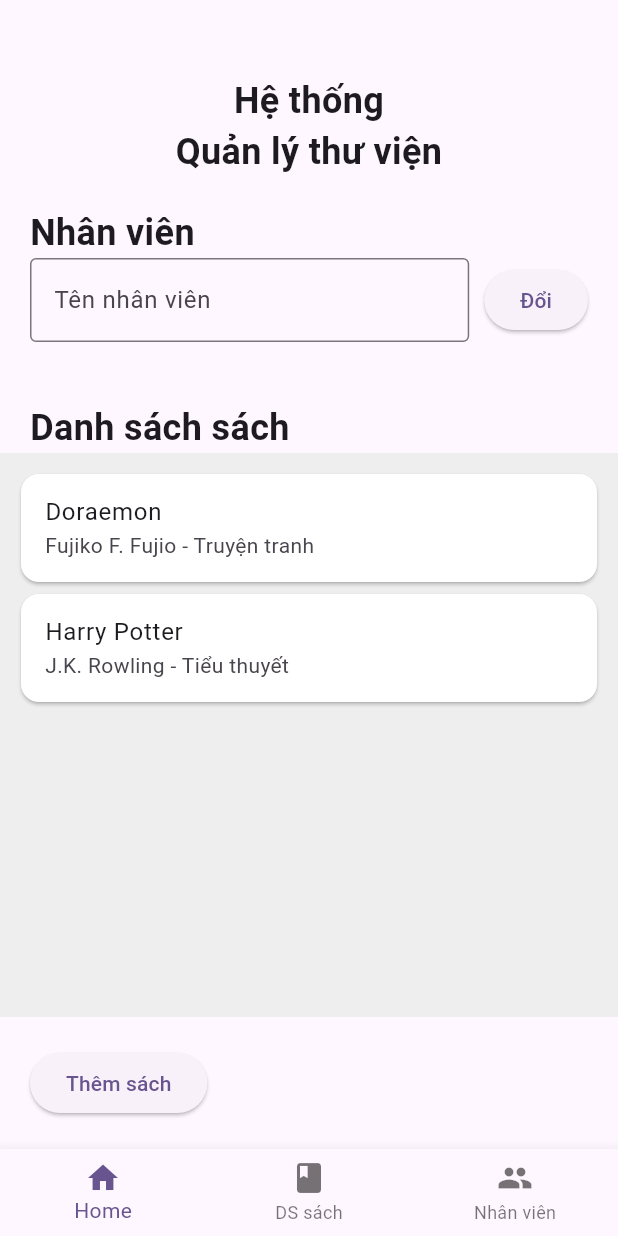
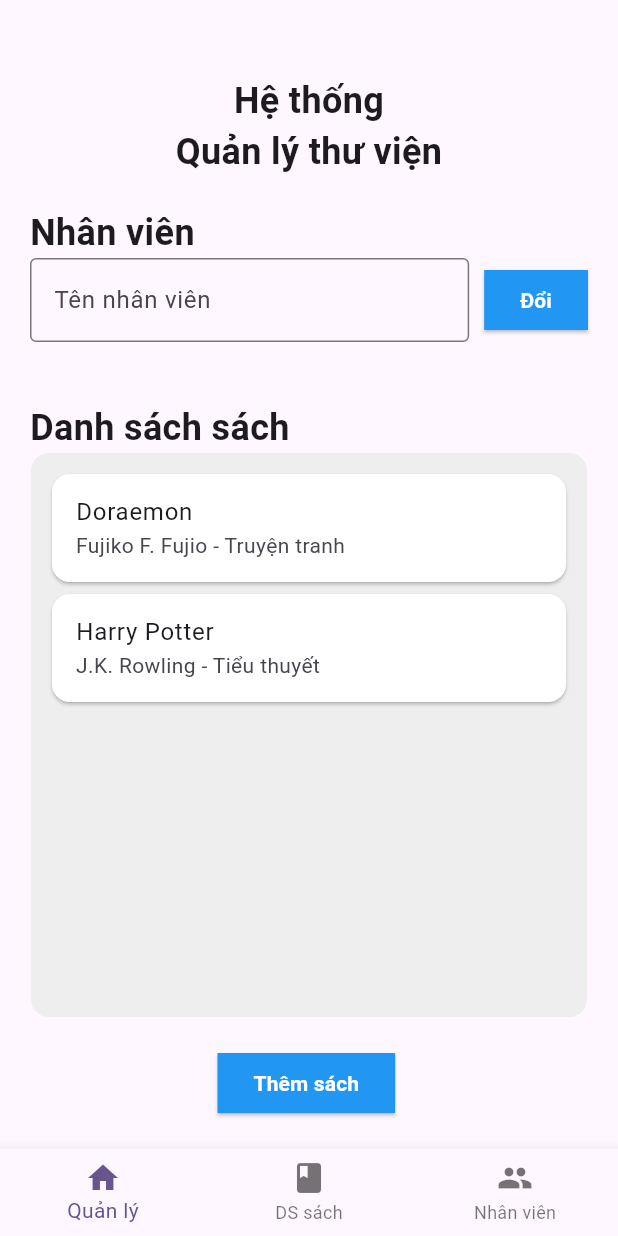
Before and after one commit to NguyenThanhhToan/LapTrinhMobile, a Flutter app: the ManageScreen screen opened directly, on a phone screen of 412 x 824 dp. Run offline on Flutter 3.47's test engine with Material 3 defaults, Android fonts, the phone set to English and light mode, and no system bars.

Commit message:
update: week2

```diff
--- a/lib/tuan2/veNha/view/manage.dart
+++ b/lib/tuan2/veNha/view/manage.dart
@@ -1,7 +1,7 @@
 // views.dart
 import 'package:flutter/material.dart';
-import 'view_book.dart';
-import 'view_employee.dart';
+import 'list_book.dart';
+import 'list_employee.dart';
 import '../models.dart';
 import '../view_model.dart';
 
@@ -47,8 +47,18 @@ class ManageScreen extends StatelessWidget {
                 ),
                 const SizedBox(width: 10),
                 ElevatedButton(
+                  style: ElevatedButton.styleFrom(
+                    backgroundColor: Colors.blue,
+                    shape: RoundedRectangleBorder(borderRadius: BorderRadius.zero),
+                  ),
                   onPressed: () {},
-                  child: const Text('Đổi'),
+                  child: const Text(
+                    'Đổi',
+                    style: TextStyle(
+                      fontWeight: FontWeight.bold,
+                      color: Colors.white,
+                    ),
+                  ),
                 ),
               ],
             ),
@@ -62,9 +72,14 @@ class ManageScreen extends StatelessWidget {
             ),
           ),
           Expanded(
+            child: Center(
               child: Container(
+                width: MediaQuery.of(context).size.width * 0.9,
                 padding: const EdgeInsets.all(10),
+                decoration: BoxDecoration(
                   color: Colors.grey[200],
+                  borderRadius: BorderRadius.circular(12),
+                ),
                 child: ListView.builder(
                   itemCount: books.length,
                   itemBuilder: (context, index) {
@@ -80,7 +95,6 @@ class ManageScreen extends StatelessWidget {
                         child: ListTile(
                           title: Text(book.title),
                           subtitle: Text('${book.author} - ${book.category}'),
-
                         ),
                       ),
                     );
@@ -88,23 +102,34 @@ class ManageScreen extends StatelessWidget {
                 ),
               ),
             ),
+          ),
           Padding(
-            padding: const EdgeInsets.all(20.0),
+            padding: const EdgeInsets.symmetric(horizontal: 145.0, vertical: 20.0),
             child: ElevatedButton(
+              style: ElevatedButton.styleFrom(
+                backgroundColor: Colors.blue,
+                shape: RoundedRectangleBorder(borderRadius: BorderRadius.zero),
+              ),
               onPressed: () {
                 final message = borrowSelectedBooks();
                 ScaffoldMessenger.of(context).showSnackBar(
                   SnackBar(content: Text(message)),
                 );
               },
-              child: const Text('Thêm sách'),
+              child: const Text(
+                'Thêm sách',
+                style: TextStyle(
+                  fontWeight: FontWeight.bold,
+                  color: Colors.white,
+                ),
+              ),
             ),
           ),
         ],
       ),
       bottomNavigationBar: BottomNavigationBar(
         items: const [
-          BottomNavigationBarItem(icon: Icon(Icons.home), label: 'Home'),
+          BottomNavigationBarItem(icon: Icon(Icons.home), label: 'Quản lý'),
           BottomNavigationBarItem(icon: Icon(Icons.book), label: 'DS sách'),
           BottomNavigationBarItem(icon: Icon(Icons.people), label: 'Nhân viên'),
         ],
```
Also changed, not shown: lib/tuan2/veNha/view/list_book.dart (renamed from lib/tuan2/veNha/view/view_book.dart), lib/tuan2/veNha/view/list_employee.dart (renamed from lib/tuan2/veNha/view/view_employee.dart). Lines whose indentation alone changed are shown as unchanged.
